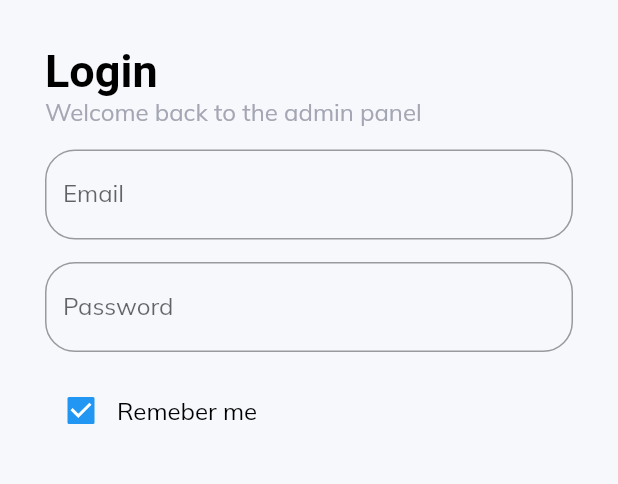
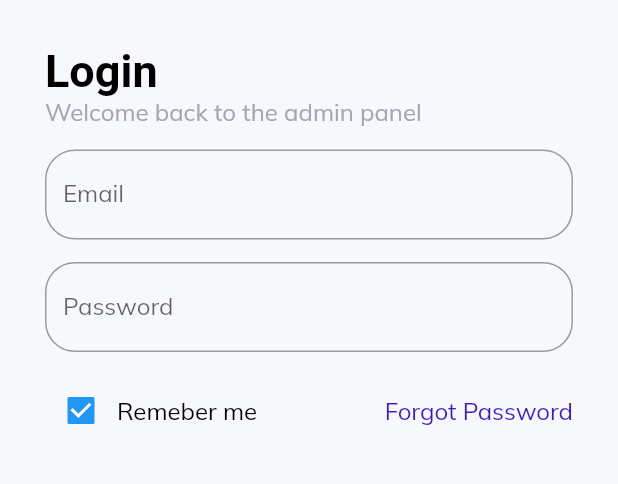
Before and after one commit to ERy03/Flutter-Web-Admin-Page, a Flutter app: the AuthenticationPage widget shown alone on an empty page, opened directly, on a phone screen of 412 x 824 dp, the part 419-903 px from its top. Run offline on Flutter 3.47's test engine with Material 2 defaults, Android fonts, the phone set to English and light mode, and no system bars; our stand-ins replace charts_flutter, data_table_2, get, google_fonts.

Commit message:
forgot password

```diff
--- a/lib/pages/authentication/authentication.dart
+++ b/lib/pages/authentication/authentication.dart
@@ -91,6 +91,10 @@ class AuthenticationPage extends StatelessWidget {
                   const CustomText(text: "Remeber me"),
                 ],
               ),
+              CustomText(
+                text: "Forgot Password",
+                color: active,
+              ),
             ],
           ),
         ],
```
